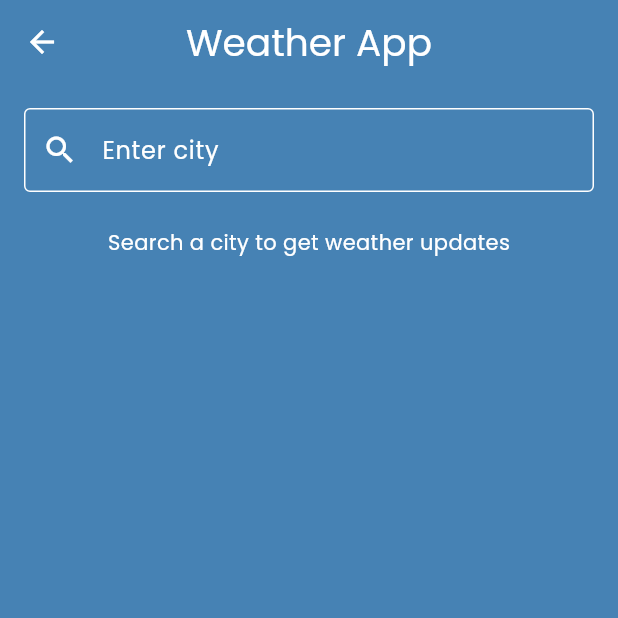
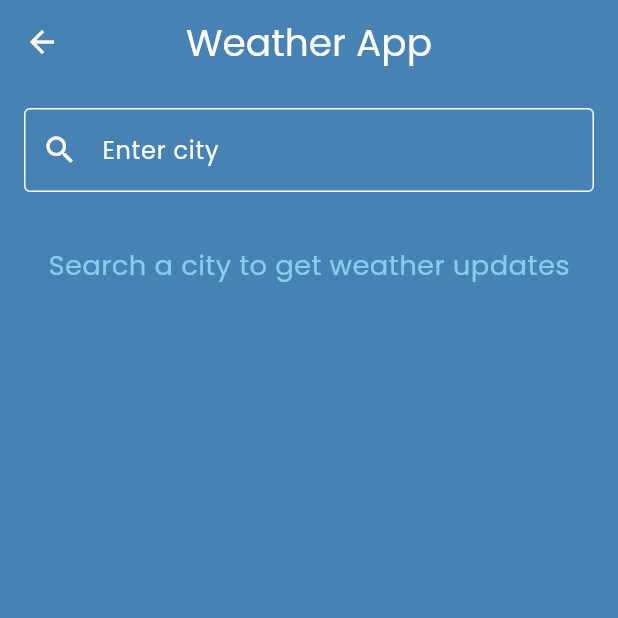
Before and after one commit to TheMorningCoder/WeatherApp_Flutter, a Flutter app: the SearchScreen screen opened directly, on a phone screen of 412 x 824 dp, the top half of it. Run offline on Flutter 3.47's test engine with Material 3 defaults, Android fonts, the phone set to English and light mode, and no system bars; our stand-ins replace flutter_screenutil, loading_animation_widget, shared_preferences; accounts and stored records are empty; network calls fail.

```diff
--- a/lib/main.dart
+++ b/lib/main.dart
@@ -39,7 +39,7 @@ class MyWeatherApp extends StatelessWidget {
         ),
         useMaterial3: true,
       ),
-      home: SearchScreen(),
+      home: SplashScreen(),
     );
   }
 }
--- a/lib/screens/search_screen.dart
+++ b/lib/screens/search_screen.dart
@@ -137,6 +137,7 @@ class _SearchScreenState extends State<SearchScreen> {
                                 SizedBox(height: 35.h),
                                 // Weather Icon
                                 Image.network(
+                                  color: AppColors.whiteColor,
                                   weatherDetails['iconUrl'],
                                   height: 100.h,
                                   width: 100.w,
@@ -151,14 +152,14 @@ class _SearchScreenState extends State<SearchScreen> {
                                     color: AppColors.whiteColor,
                                   ),
                                 ),
-                                SizedBox(height: 10.h),
+                                SizedBox(height: 25.h),
 
                                 //Description
                                 Text(
                                   '${weatherDetails['description']}',
                                   style: TextStyle(
                                     fontSize: 18.sp,
-                                    color: AppColors.whiteColor,
+                                    color: AppColors.skyBlueColor,
                                   ),
                                 ),
                                 SizedBox(height: 10.h),
@@ -168,7 +169,7 @@ class _SearchScreenState extends State<SearchScreen> {
                                   'Humidity: ${weatherDetails['humidity']}%',
                                   style: TextStyle(
                                     fontSize: 18.sp,
-                                    color: AppColors.whiteColor,
+                                    color: AppColors.skyBlueColor,
                                   ),
                                 ),
                                 SizedBox(height: 10.h),
@@ -178,7 +179,7 @@ class _SearchScreenState extends State<SearchScreen> {
                                   'Wind Speed: ${weatherDetails['windSpeed']} m/s',
                                   style: TextStyle(
                                     fontSize: 18.sp,
-                                    color: AppColors.whiteColor,
+                                    color: AppColors.skyBlueColor,
                                   ),
                                 ),
                                 SizedBox(height: 10.h),
@@ -188,17 +189,23 @@ class _SearchScreenState extends State<SearchScreen> {
                                   'Today: ${weatherDetails['minTemperature']}°C/${weatherDetails['maxTemperature']}°C',
                                   style: TextStyle(
                                     fontSize: 18.sp,
-                                    color: AppColors.whiteColor,
+                                    color: AppColors.skyBlueColor,
                                   ),
                                 ),
                               ],
                             )
-                          : const Center(
-                              child: Text(
-                                "Search a city to get weather updates",
-                                style: TextStyle(color: AppColors.whiteColor),
-                              ),
-                            ),
+                          : Column(
+                              children: [
+                                SizedBox(height: 10.sp),
+                                Text(
+                                  "Search a city to get weather updates",
+                                  style: TextStyle(
+                                    fontSize: 16.sp,
+                                    color: AppColors.skyBlueColor,
+                                  ),
+                                ),
+                              ],
+                            )
             ],
           ),
         ),
--- a/lib/themes/data.txt
+++ b/lib/themes/data.txt
@@ -8,3 +8,4 @@ API Key 2: feb55ec6a42510e3f48f0d4604cc6c77
 https://api.openweathermap.org/geo/1.0/direct?q=lucknow&limit=1&appid=feb55ec6a42510e3f48f0d4604cc6c77
 
 Make .env file
+Change App Icon
```
Also changed, not shown: 1 other file.
